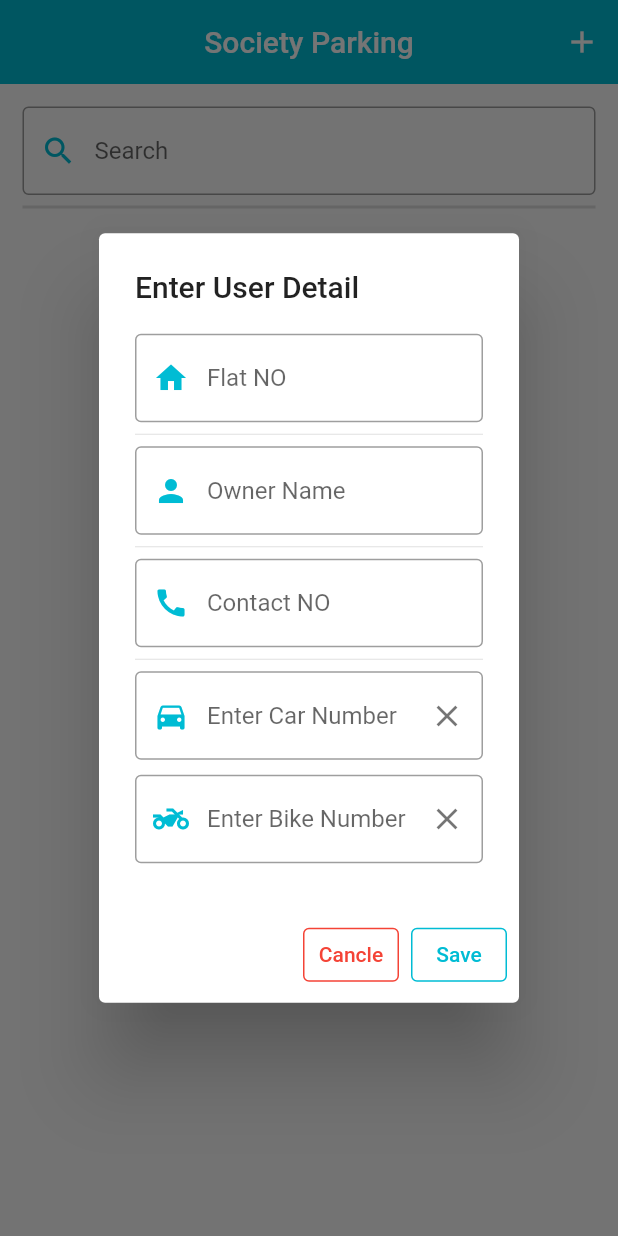
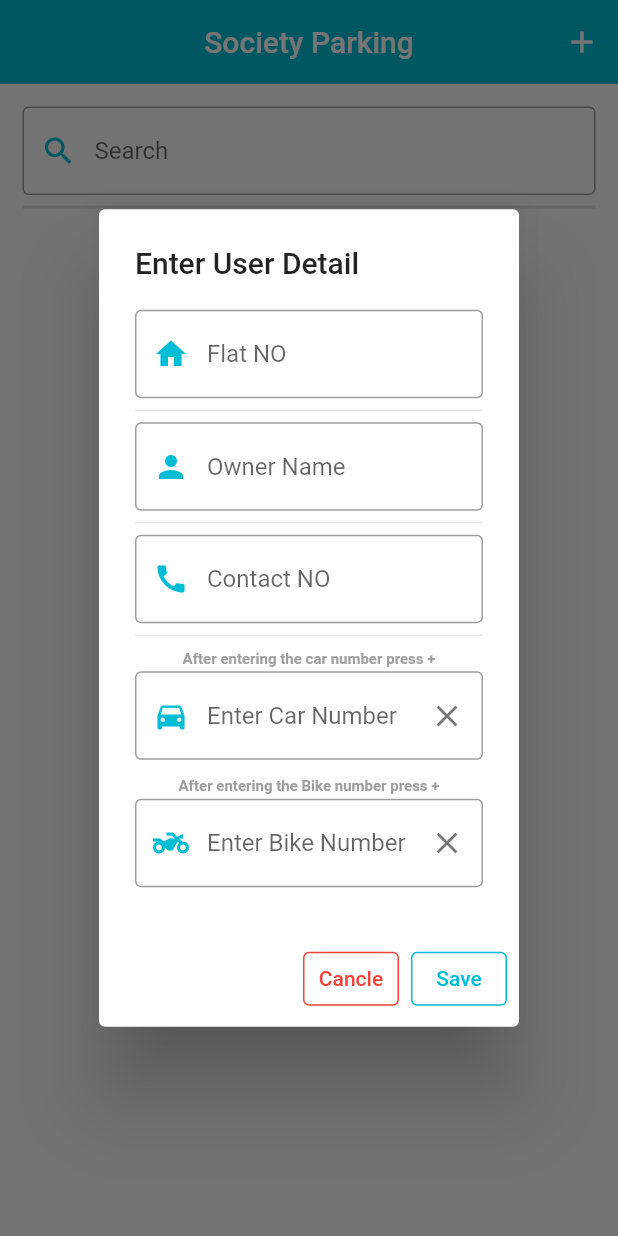
Before and after one commit to haresh-v521/society_parking, a Flutter app: the screen it shows after launch, after a tap on the "add" icon, on a phone screen of 412 x 824 dp. Run offline on Flutter 3.47's test engine with Material 2 defaults, Android fonts, the phone set to English and light mode, and no system bars; our stand-ins replace cloud_firestore, firebase_core; accounts and stored records are empty.

Commit message:
- Edit and Add function in add text

```diff
--- a/lib/home/home_screen.dart
+++ b/lib/home/home_screen.dart
@@ -1,6 +1,6 @@
 import 'dart:core';
 import 'package:cloud_firestore/cloud_firestore.dart';
-import 'package:firebase_auth/firebase_auth.dart';
+import 'package:flutter/cupertino.dart';
 import 'package:flutter/material.dart';
 import '../models/user_model.dart';
 import '../user_controller/user_controller.dart';
@@ -44,7 +44,7 @@ class _HomeScreenState extends State<HomeScreen> {
 
   @override
   void initState() {
-    // TODO: implement initState
+
     super.initState();
     fetchData();
   }
@@ -56,6 +56,7 @@ class _HomeScreenState extends State<HomeScreen> {
       foundData.addAll(userAllData);
     });
     foundData.sort((a, b) => a.flatNo!.compareTo(b.flatNo!));
+    foundData.sort((a, b) => b.flatNo!.compareTo(a.flatNo!));
   }
 
   void runFilter(String enterVal) {
@@ -326,6 +327,10 @@ class _HomeScreenState extends State<HomeScreen> {
                         },
                       ),
                       Divider(),
+                      Padding(
+                        padding: const EdgeInsets.all(2.0),
+                        child: Text("After entering the car number press +",style: TextStyle(fontSize: 10,fontWeight: FontWeight.bold,color: Colors.grey),),
+                      ),
                       TextFormField(
                         textCapitalization: TextCapitalization.characters,
                         controller: carController,
@@ -454,6 +459,10 @@ class _HomeScreenState extends State<HomeScreen> {
                       ),
                       const SizedBox(
                         height: 5,
+                      ),
+                      Padding(
+                        padding: const EdgeInsets.all(2.0),
+                        child: Text("After entering the Bike number press +",style: TextStyle(fontSize: 10,fontWeight: FontWeight.bold,color: Colors.grey),),
                       ),
                       TextFormField(
                         textCapitalization: TextCapitalization.characters,
@@ -717,6 +726,10 @@ class _HomeScreenState extends State<HomeScreen> {
                       SizedBox(
                         height: 5,
                       ),
+                      Padding(
+                        padding: const EdgeInsets.all(2.0),
+                        child: Text("After entering the car number press +",style: TextStyle(fontSize: 10,fontWeight: FontWeight.bold,color: Colors.grey),),
+                      ),
                       TextFormField(
                         textCapitalization: TextCapitalization.characters,
                         controller: editCarController,
@@ -843,6 +856,10 @@ class _HomeScreenState extends State<HomeScreen> {
                             ),
                       SizedBox(
                         height: 5,
+                      ),
+                      Padding(
+                        padding: const EdgeInsets.all(2.0),
+                        child: Text("After entering the Bike number press +",style: TextStyle(fontSize: 10,fontWeight: FontWeight.bold,color: Colors.grey),),
                       ),
                       TextFormField(
                         textCapitalization: TextCapitalization.characters,
@@ -1026,8 +1043,7 @@ class _HomeScreenState extends State<HomeScreen> {
                                 builder: (context) => HomeScreen()),
                             (route) => false);
 
-                        //Navigator.of(context).pushAndRemoveUntil(MaterialPageRoute(builder: (context) =>
-                        // HomeScreen()), (Route<dynamic> route) => false);
+
                       });
                     }
 
@@ -1038,7 +1054,6 @@ class _HomeScreenState extends State<HomeScreen> {
                     style: TextStyle(color: Colors.cyan),
                   ),
                 ),
-
                 /*
                 TextButton(
                   style: TextButton.styleFrom(
--- a/lib/models/user_model.dart
+++ b/lib/models/user_model.dart
@@ -39,6 +39,3 @@ class UserData {
     "uid":uid
   };
 }
-// To parse this JSON data, do
-//
-//     final userData = userDataFromJson(jsonString);
--- a/lib/user_controller/user_controller.dart
+++ b/lib/user_controller/user_controller.dart
@@ -28,17 +28,5 @@ class UserController {
     }
   }
 
-/*
-  Future editUser(String flatno,String ownerName,String contactNo)async{
-
-    await reference.doc().update({
-      'FlatNo': flatno,
-      "ownerName": ownerName,
-      'contactNo': contactNo,
-
-    });
-  }
-
-*/
 
 }
--- a/pubspec.yaml
+++ b/pubspec.yaml
@@ -37,6 +37,7 @@ dependencies:
   firebase_core: ^1.12.0
   cloud_firestore: ^3.1.7
   url_launcher: ^6.0.20
+  firebase_auth: ^3.3.9
 
 
 dev_dependencies:
```
Also changed, not shown: flutter_01.png (added), pubspec.lock, 2 other files.
